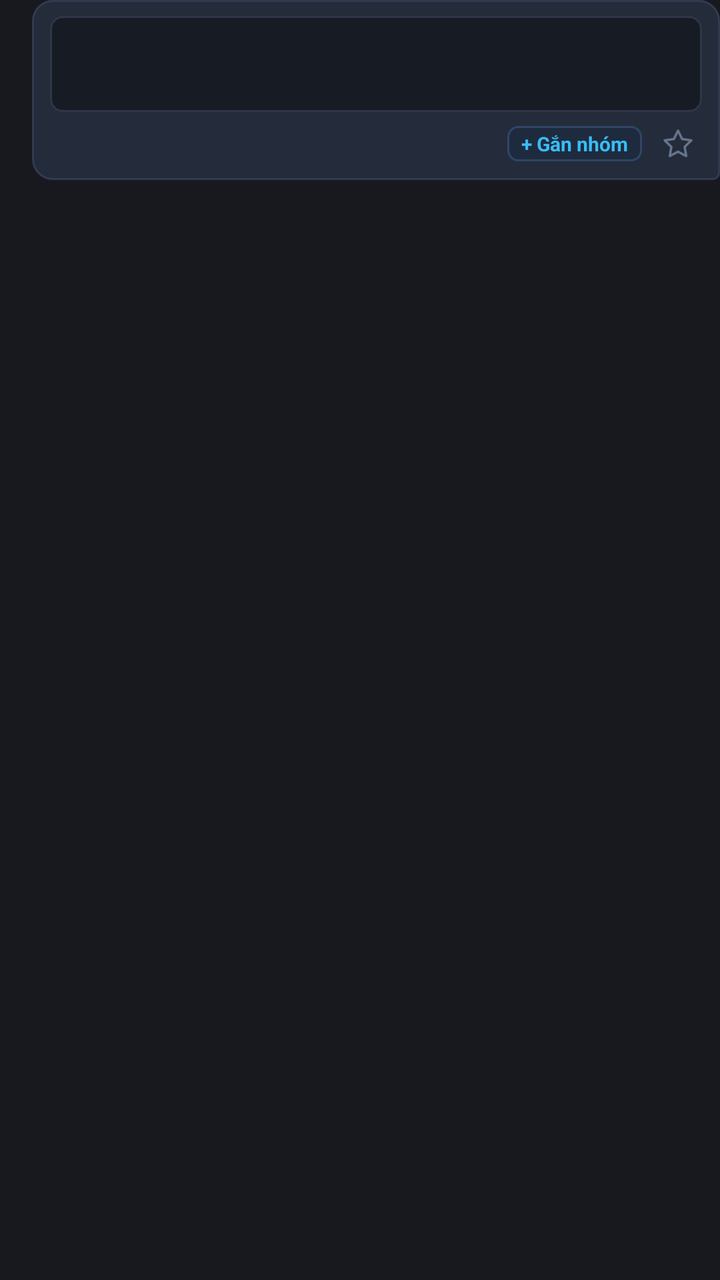
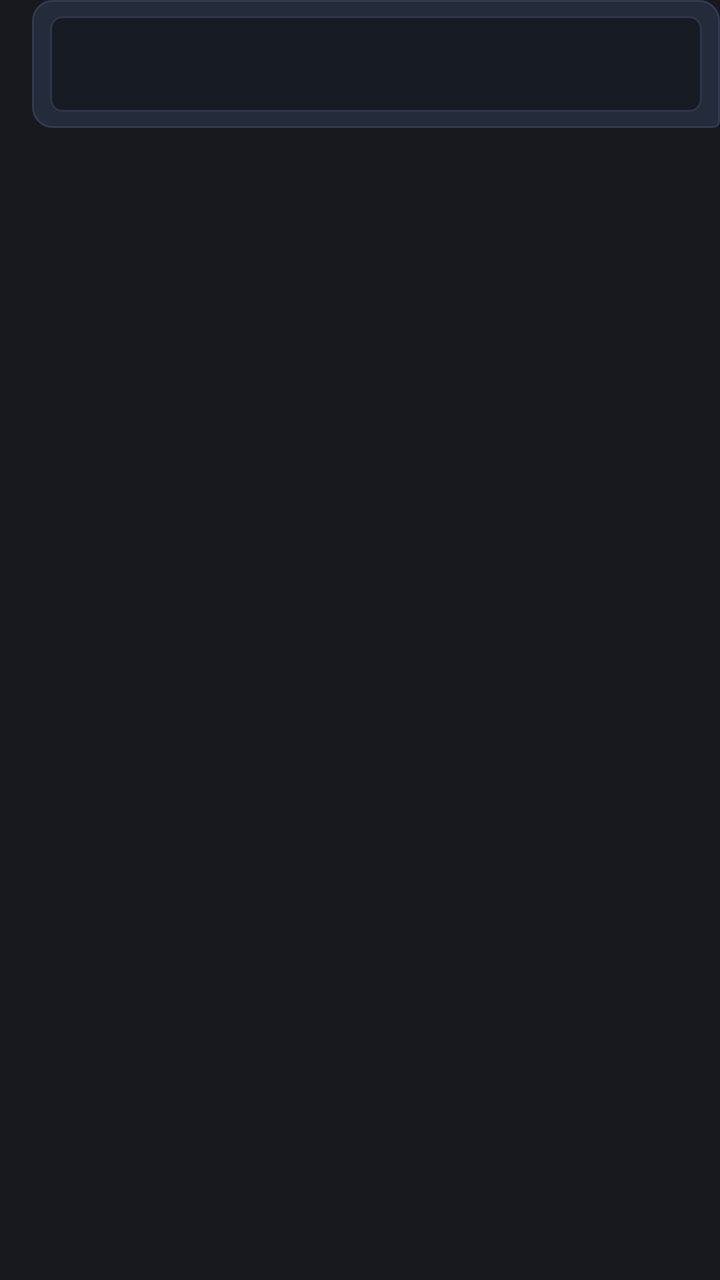

Screens rendered from an Android XML layout before and after an edit, with the pre-edit source and the edit as a unified diff.
<!-- AndroidManifest.xml: application theme Theme.ObsidianQuick -->
<!-- res/layout/widget_item_note_embed.xml -->
<?xml version="1.0" encoding="utf-8"?>
<LinearLayout xmlns:android="http://schemas.android.com/apk/res/android"
    android:id="@+id/wn_row_root"
    android:layout_width="match_parent"
    android:layout_height="wrap_content"
    android:gravity="end"
    android:orientation="horizontal"
    android:paddingStart="16dp"
    android:paddingEnd="0dp">

    <LinearLayout
        android:id="@+id/wn_bubble_box"
        android:layout_width="match_parent"
        android:layout_height="wrap_content"
        android:background="@drawable/widget_bubble_bg"
        android:orientation="vertical"
        android:paddingStart="9dp"
        android:paddingTop="8dp"
        android:paddingEnd="9dp"
        android:paddingBottom="7dp">

        <TextView
            android:id="@+id/wn_text"
            android:layout_width="match_parent"
            android:layout_height="wrap_content"
            android:layout_marginBottom="4dp"
            android:ellipsize="end"
            android:lineSpacingExtra="1.5dp"
            android:maxLines="2"
            android:textColor="#EDF1F8"
            android:textSize="13sp"
            android:visibility="gone" />

        <LinearLayout
            android:id="@+id/wn_embed_card"
            android:layout_width="match_parent"
            android:layout_height="wrap_content"
            android:background="@drawable/widget_embed_card_bg"
            android:gravity="center_vertical"
            android:orientation="horizontal">

            <LinearLayout
                android:layout_width="0dp"
                android:layout_height="wrap_content"
                android:layout_weight="1"
                android:orientation="vertical"
                android:paddingStart="9dp"
                android:paddingTop="7dp"
                android:paddingEnd="8dp"
                android:paddingBottom="7dp">

                <TextView
                    android:id="@+id/wn_embed_title"
                    android:layout_width="match_parent"
                    android:layout_height="wrap_content"
                    android:ellipsize="end"
                    android:lineSpacingExtra="1dp"
                    android:maxLines="2"
                    android:textColor="#EDF1F8"
                    android:textSize="12sp"
                    android:textStyle="bold" />

                <TextView
                    android:id="@+id/wn_embed_desc"
                    android:layout_width="match_parent"
                    android:layout_height="wrap_content"
                    android:layout_marginTop="2dp"
                    android:ellipsize="end"
                    android:maxLines="1"
                    android:textColor="#8A96B0"
                    android:textSize="10.5sp"
                    android:visibility="gone" />

                <LinearLayout
                    android:layout_width="match_parent"
                    android:layout_height="wrap_content"
                    android:layout_marginTop="4dp"
                    android:gravity="center_vertical"
                    android:orientation="horizontal">

                    <ImageView
                        android:id="@+id/wn_embed_favicon"
                        android:layout_width="12dp"
                        android:layout_height="12dp"
                        android:layout_marginEnd="5dp"
                        android:scaleType="centerCrop"
                        android:visibility="gone" />

                    <TextView
                        android:id="@+id/wn_embed_site"
                        android:layout_width="0dp"
                        android:layout_height="wrap_content"
                        android:layout_weight="1"
                        android:ellipsize="end"
                        android:singleLine="true"
                        android:textColor="#7A86A0"
                        android:textSize="10sp" />
                </LinearLayout>
            </LinearLayout>

            <ImageView
                android:id="@+id/wn_embed_thumb"
                android:layout_width="74dp"
                android:layout_height="60dp"
                android:layout_marginEnd="1dp"
                android:scaleType="centerCrop"
                android:visibility="gone" />
        </LinearLayout>

        <LinearLayout
            android:layout_width="wrap_content"
            android:layout_height="wrap_content"
            android:layout_gravity="end"
            android:layout_marginTop="5dp"
            android:gravity="center_vertical|end"
            android:orientation="horizontal">

            <TextView
                android:id="@+id/wn_group_chip"
                android:layout_width="wrap_content"
                android:layout_height="wrap_content"
                android:background="@drawable/widget_tag_chip_bg"
                android:ellipsize="end"
                android:maxWidth="165dp"
                android:paddingStart="7dp"
                android:paddingTop="2dp"
                android:paddingEnd="7dp"
                android:paddingBottom="2dp"
                android:singleLine="true"
                android:text="+ Gắn nhóm"
                android:textColor="#38BDF8"
                android:textSize="10sp"
                android:textStyle="bold" />

            <ImageView
                android:id="@+id/wn_star"
                android:layout_width="26dp"
                android:layout_height="22dp"
                android:layout_marginStart="4dp"
                android:paddingStart="5dp"
                android:paddingTop="3dp"
                android:paddingEnd="3dp"
                android:paddingBottom="3dp"
                android:scaleType="fitCenter"
                android:src="@drawable/ic_w_star_off" />
        </LinearLayout>
    </LinearLayout>

</LinearLayout>
<!-- resources referenced by this layout -->
<resources>
  <!-- drawable ic_w_star_off (drawable) -->
  <?xml version="1.0" encoding="utf-8"?>
  <vector xmlns:android="http://schemas.android.com/apk/res/android"
      android:width="16dp"
      android:height="16dp"
      android:viewportWidth="24"
      android:viewportHeight="24">
      <path
          android:fillColor="#00000000"
          android:strokeColor="#64748B"
          android:strokeWidth="1.8"
          android:strokeLineJoin="round"
          android:pathData="M12,2l3.09,6.26L22,9.27l-5,4.87 1.18,6.88L12,17.77l-6.18,3.25L7,14.14 2,9.27l6.91,-1.01L12,2z" />
  </vector>
  <!-- drawable widget_bubble_bg (drawable) -->
  <?xml version="1.0" encoding="utf-8"?>
  <shape xmlns:android="http://schemas.android.com/apk/res/android" android:shape="rectangle">
      <solid android:color="#242B3B" />
      <stroke android:width="1dp" android:color="#313B50" />
      <corners
          android:topLeftRadius="10dp"
          android:topRightRadius="10dp"
          android:bottomLeftRadius="10dp"
          android:bottomRightRadius="3dp" />
  </shape>
  <!-- drawable widget_embed_card_bg (drawable) -->
  <?xml version="1.0" encoding="utf-8"?>
  <shape xmlns:android="http://schemas.android.com/apk/res/android" android:shape="rectangle">
      <solid android:color="#171B24" />
      <stroke android:width="1dp" android:color="#2E3648" />
      <corners android:radius="6dp" />
  </shape>
  <!-- drawable widget_tag_chip_bg (drawable) -->
  <?xml version="1.0" encoding="utf-8"?>
  <shape xmlns:android="http://schemas.android.com/apk/res/android" android:shape="rectangle">
      <solid android:color="#1E2B3E" />
      <stroke android:width="1dp" android:color="#2F4666" />
      <corners android:radius="5dp" />
  </shape>
  <style name="Theme.ObsidianQuick" parent="Theme.AppCompat.NoActionBar">
          <item name="android:statusBarColor">#17191F</item>
          <item name="android:navigationBarColor">#1D2028</item>
          <item name="android:windowLightStatusBar">false</item>
          <item name="android:windowBackground">#17191F</item>
      </style>
</resources>

<!-- the commit's change to res/layout/widget_item_note_embed.xml (unified diff, before → after) -->
@@ -17,7 +17,7 @@
         android:paddingStart="9dp"
         android:paddingTop="8dp"
         android:paddingEnd="9dp"
-        android:paddingBottom="7dp">
+        android:paddingBottom="8dp">
 
         <TextView
             android:id="@+id/wn_text"
@@ -95,6 +95,15 @@
                         android:singleLine="true"
                         android:textColor="#7A86A0"
                         android:textSize="10sp" />
+
+                    <ImageView
+                        android:id="@+id/wn_embed_star"
+                        android:layout_width="12dp"
+                        android:layout_height="12dp"
+                        android:layout_marginStart="5dp"
+                        android:scaleType="fitCenter"
+                        android:src="@drawable/ic_w_star_on"
+                        android:visibility="gone" />
                 </LinearLayout>
             </LinearLayout>
 
@@ -106,44 +115,6 @@
                 android:scaleType="centerCrop"
                 android:visibility="gone" />
         </LinearLayout>
-
-        <LinearLayout
-            android:layout_width="wrap_content"
-            android:layout_height="wrap_content"
-            android:layout_gravity="end"
-            android:layout_marginTop="5dp"
-            android:gravity="center_vertical|end"
-            android:orientation="horizontal">
-
-            <TextView
-                android:id="@+id/wn_group_chip"
-                android:layout_width="wrap_content"
-                android:layout_height="wrap_content"
-                android:background="@drawable/widget_tag_chip_bg"
-                android:ellipsize="end"
-                android:maxWidth="165dp"
-                android:paddingStart="7dp"
-                android:paddingTop="2dp"
-                android:paddingEnd="7dp"
-                android:paddingBottom="2dp"
-                android:singleLine="true"
-                android:text="+ Gắn nhóm"
-                android:textColor="#38BDF8"
-                android:textSize="10sp"
-                android:textStyle="bold" />
-
-            <ImageView
-                android:id="@+id/wn_star"
-                android:layout_width="26dp"
-                android:layout_height="22dp"
-                android:layout_marginStart="4dp"
-                android:paddingStart="5dp"
-                android:paddingTop="3dp"
-                android:paddingEnd="3dp"
-                android:paddingBottom="3dp"
-                android:scaleType="fitCenter"
-                android:src="@drawable/ic_w_star_off" />
-        </LinearLayout>
     </LinearLayout>
 
 </LinearLayout>
<!-- resource entries referenced after the edit -->
@@ -1,6 +1,6 @@
 <!-- resources referenced by this layout -->
 <resources>
-  <!-- drawable ic_w_star_off (drawable) -->
+  <!-- drawable ic_w_star_on (drawable) -->
   <?xml version="1.0" encoding="utf-8"?>
   <vector xmlns:android="http://schemas.android.com/apk/res/android"
       android:width="16dp"
@@ -8,9 +8,9 @@
       android:viewportWidth="24"
       android:viewportHeight="24">
       <path
-          android:fillColor="#00000000"
-          android:strokeColor="#64748B"
-          android:strokeWidth="1.8"
+          android:fillColor="#FBBF24"
+          android:strokeColor="#FBBF24"
+          android:strokeWidth="1.6"
           android:strokeLineJoin="round"
           android:pathData="M12,2l3.09,6.26L22,9.27l-5,4.87 1.18,6.88L12,17.77l-6.18,3.25L7,14.14 2,9.27l6.91,-1.01L12,2z" />
   </vector>
@@ -32,13 +32,6 @@
       <stroke android:width="1dp" android:color="#2E3648" />
       <corners android:radius="6dp" />
   </shape>
-  <!-- drawable widget_tag_chip_bg (drawable) -->
-  <?xml version="1.0" encoding="utf-8"?>
-  <shape xmlns:android="http://schemas.android.com/apk/res/android" android:shape="rectangle">
-      <solid android:color="#1E2B3E" />
-      <stroke android:width="1dp" android:color="#2F4666" />
-      <corners android:radius="5dp" />
-  </shape>
   <style name="Theme.ObsidianQuick" parent="Theme.AppCompat.NoActionBar">
           <item name="android:statusBarColor">#17191F</item>
           <item name="android:navigationBarColor">#1D2028</item>
